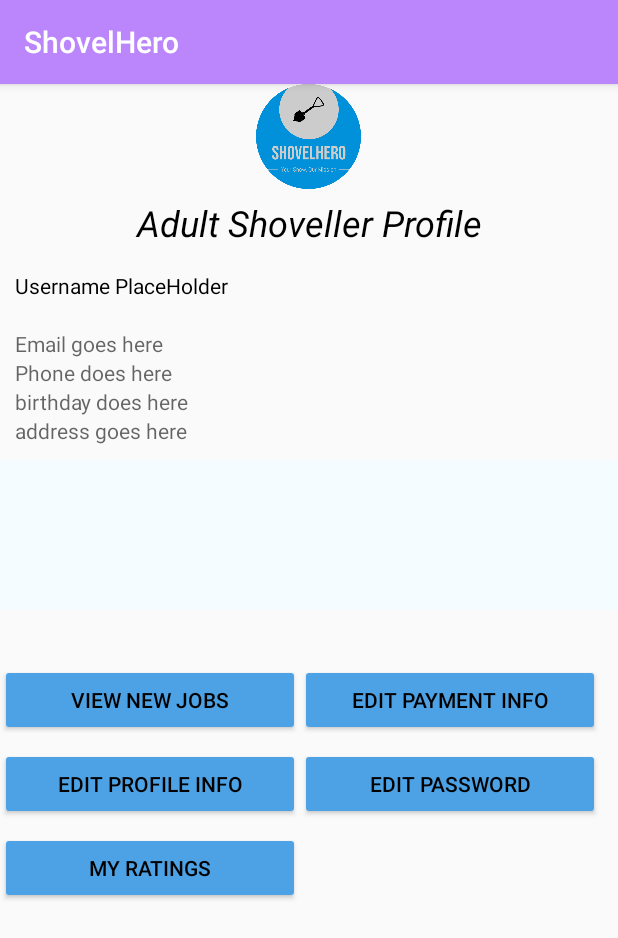
After one commit to nelsonle345/-comp313-00x-Team4-F24, an Android app built with Jetpack Compose: the AdultShovellerProfileActivity screen opened directly, with no data from a screen before it, on a phone screen of 412 x 824 dp. The commit adds this screen. Shown: the top 938 px of the screen. Run offline under Robolectric (Android 15) with nearby library versions, the phone set to English and light mode, and no system bars; our stand-ins replace Firebase (no records; nobody signed in at launch, a user with empty details on screens opened directly).

Commit message:
AdultShovellerProfile

```diff
--- a/app/build.gradle.kts
+++ b/app/build.gradle.kts
@@ -68,6 +68,7 @@ dependencies {
     implementation("androidx.navigation:navigation-fragment:2.8.3")
     implementation("androidx.navigation:navigation-ui:2.8.3")
     implementation("com.google.firebase:firebase-database:21.0.0")
+    implementation("androidx.activity:activity:1.9.3")
     testImplementation("junit:junit:4.13.2")
     androidTestImplementation("androidx.test.ext:junit:1.2.1")
     androidTestImplementation("androidx.test.espresso:espresso-core:3.6.1")
--- a/app/src/main/java/com/comp313sec401/group4/shovelhero/AdultShovellerProfile.java
+++ /dev/null
@@ -1,7 +0,0 @@
-package com.comp313sec401.group4.shovelhero;
-
-import androidx.appcompat.app.AppCompatActivity;
-
-public class AdultShovellerProfile extends AppCompatActivity {
-
-}
--- /dev/null
+++ b/app/src/main/java/com/comp313sec401/group4/shovelhero/AdultShovellerProfileActivity.java
@@ -0,0 +1,177 @@
+package com.comp313sec401.group4.shovelhero;
+
+import android.annotation.SuppressLint;
+import android.content.Intent;
+import android.os.Bundle;
+import android.util.Log;
+import android.widget.Button;
+import android.widget.TextView;
+import android.widget.Toast;
+
+import androidx.activity.EdgeToEdge;
+import androidx.annotation.NonNull;
+import androidx.appcompat.app.AppCompatActivity;
+import androidx.core.graphics.Insets;
+import androidx.core.view.ViewCompat;
+import androidx.core.view.WindowInsetsCompat;
+import androidx.recyclerview.widget.LinearLayoutManager;
+import androidx.recyclerview.widget.RecyclerView;
+
+import com.comp313sec401.group4.shovelhero.Adapters.ListApprovedWorkOrdersAdapter;
+import com.comp313sec401.group4.shovelhero.Models.User;
+import com.comp313sec401.group4.shovelhero.Models.WorkOrder;
+import com.google.firebase.database.DataSnapshot;
+import com.google.firebase.database.DatabaseError;
+import com.google.firebase.database.DatabaseReference;
+import com.google.firebase.database.FirebaseDatabase;
+import com.google.firebase.database.ValueEventListener;
+
+import java.util.ArrayList;
+import java.util.List;
+
+public class AdultShovellerProfileActivity extends AppCompatActivity {
+
+    private ListApprovedWorkOrdersAdapter adapter;
+    private List<WorkOrder> approvedWorkOrderList;
+
+    @Override
+    protected void onCreate(Bundle savedInstanceState) {
+        super.onCreate(savedInstanceState);
+        setContentView(R.layout.activity_adult_shoveller_profile);
+
+        DatabaseReference userTable = FirebaseDatabase.getInstance().getReference("users");
+
+        RecyclerView rvPendingWorkOrders = findViewById(R.id.rvPendingWorkOrders);
+        rvPendingWorkOrders.setLayoutManager(new LinearLayoutManager(this));
+        approvedWorkOrderList = new ArrayList<>();
+        adapter = new ListApprovedWorkOrdersAdapter(this, approvedWorkOrderList);
+
+        rvPendingWorkOrders.setAdapter(adapter);
+        fetchApprovedWorkOrdersFromFirebase();
+
+        // Get user intent passed from login page
+        int userId;
+        Intent intent = getIntent();
+        if (intent != null) {
+            Bundle extras = getIntent().getExtras();
+            if (extras != null) {
+                userId = extras.getInt("user_id");
+                Log.d("Debugging", "this is passed Id: " + userId);
+                if (userId != 0) {
+                    retrieveAdultProfile(userId, userTable);
+                }
+            } else {
+                userId = 0;
+            }
+        } else {
+            userId = 0;
+        }
+
+        Button btnViewJobs = findViewById(R.id.btnViewJobs);
+        btnViewJobs.setOnClickListener(view -> {
+            Intent intentViewYouthJobs = new Intent(AdultShovellerProfileActivity.this, ListOpenWorkOrder.class);
+            intentViewYouthJobs.putExtra("USER_ID", userId);
+            startActivity(intentViewYouthJobs);
+        });
+
+        Button btnManagePaymentInfo = findViewById(R.id.btnManagePaymentInfo);
+        btnManagePaymentInfo.setOnClickListener(view -> {
+            Toast.makeText(AdultShovellerProfileActivity.this, "Temp msg: Manage Payment activity under construction", Toast.LENGTH_SHORT).show();
+            Intent intentManageYouthPayment = new Intent(AdultShovellerProfileActivity.this, Manage_Payment.class);
+            intentManageYouthPayment.putExtra("USER_ID", userId);
+            startActivity(intentManageYouthPayment);
+        });
+
+        Button btnManageProfileInfo = findViewById(R.id.btnManageProfileInfo);
+        btnManageProfileInfo.setOnClickListener(view -> {
+            Toast.makeText(AdultShovellerProfileActivity.this, "Temp msg: Manage Adult activity under construction", Toast.LENGTH_SHORT).show();
+            Intent intentManageYouthProfile = new Intent(AdultShovellerProfileActivity.this, EditProfileInfo.class);
+            intentManageYouthProfile.putExtra("USER_ID", userId);
+            startActivity(intentManageYouthProfile);
+        });
+
+        Button btnEditPassword = findViewById(R.id.btnEditPassword);
+        btnEditPassword.setOnClickListener(view -> {
+            Intent intentEditPassword = new Intent(AdultShovellerProfileActivity.this, EditPassword.class);
+            intentEditPassword.putExtra("USER_ID", userId);
+            startActivity(intentEditPassword);
+        });
+    }
+
+    // to fetch approved workorder from firebase
+    private void fetchApprovedWorkOrdersFromFirebase() {
+
+        DatabaseReference databaseReference = FirebaseDatabase.getInstance().getReference("workOrders");
+
+        databaseReference.addValueEventListener(new ValueEventListener() {
+            @SuppressLint("NotifyDataSetChanged")
+            @Override
+            public void onDataChange(@NonNull DataSnapshot snapshot) {
+                approvedWorkOrderList.clear();
+                for (DataSnapshot dataSnapshot : snapshot.getChildren()) {
+                    WorkOrder order = dataSnapshot.getValue(WorkOrder.class);
+                    if (order != null && "approved".equalsIgnoreCase(order.getStatus())) {
+                        approvedWorkOrderList.add(order);
+                    }
+                }
+                adapter.notifyDataSetChanged();
+            }
+
+            @Override
+            public void onCancelled(@NonNull DatabaseError error) {
+                Log.e("FirebaseError", "Failed to read approved work orders", error.toException());
+                Toast.makeText(AdultShovellerProfileActivity.this, "Failed to load data.", Toast.LENGTH_SHORT).show();
+            }
+        });
+    }
+
+
+    private void retrieveAdultProfile(int userId, DatabaseReference ref){
+        ref.addListenerForSingleValueEvent(new ValueEventListener() {
+            @Override
+            public void onDataChange(@NonNull DataSnapshot snapshot) {
+                Log.d("Debugging", "Snapshot checking: " + snapshot);
+                for(DataSnapshot dataSnapshot : snapshot.getChildren()) {
+                    Log.d("Debugging", "User found: " + dataSnapshot);
+                    Integer dbUserId = dataSnapshot.child("userId").getValue(Integer.class);
+                    Log.d("Debugging", "User found: " + dbUserId + ", " + userId);
+
+                    if(dbUserId != null && dbUserId.equals(userId)) {
+
+                        User user =  dataSnapshot.getValue(User.class);
+                        if (user != null) {
+
+                            TextView usernameTV = findViewById(R.id.tvUsername);
+                            TextView firstNameTV = findViewById(R.id.tvFirstName);
+                            TextView lastNameTV = findViewById(R.id.tvLastname);
+                            TextView emailTV = findViewById(R.id.tvEmail);
+                            TextView phoneTV = findViewById(R.id.tvPhone);
+                            TextView birthdayTV = findViewById(R.id.tvBirthdate);
+                            TextView addressTV = findViewById(R.id.tvAddress);
+
+
+
+                            // display user profile info in TV profile box
+                            usernameTV.setText(String.format("Username: %s", user.getUserName()));
+                            firstNameTV.setText(String.format("First Name: %s", user.getFirstName()));
+                            lastNameTV.setText(String.format("Last Name: %s", user.getLastName()));
+                            emailTV.setText(String.format("Email: %s", user.getEmail()));
+                            phoneTV.setText(String.format("Phone Number: %s", user.getPhoneNumber()));
+                            birthdayTV.setText(String.format("Birthday: %s", user.getBirthDate()));
+                            addressTV.setText(String.format("Address: %s", user.getAddress()));
+                        } else {
+                            Log.d("Error", "User is empty");
+                        }
+                    }
+                    else {
+                        Log.d("Error", "User does not exist");
+                    }
+                }
+            }
+            @Override
+            public void onCancelled(@NonNull DatabaseError databaseError) {
+                //handle error
+            }
+        });
+    }
+}
--- a/app/src/main/java/com/comp313sec401/group4/shovelhero/MainActivity.java
+++ b/app/src/main/java/com/comp313sec401/group4/shovelhero/MainActivity.java
@@ -76,7 +76,7 @@ public class MainActivity extends AppCompatActivity {
                                                 break;
                                             }
                                             case "Adult Shoveler": {
-                                                Intent intent = new Intent(MainActivity.this, AdultShovellerProfile.class);
+                                                Intent intent = new Intent(MainActivity.this, AdultShovellerProfileActivity.class);
                                                 intent.putExtra("user_id", user.getUserId());
                                                 startActivity(intent);
                                                 break;
--- /dev/null
+++ b/app/src/main/res/layout/activity_adult_shoveller_profile.xml
@@ -0,0 +1,204 @@
+<?xml version="1.0" encoding="utf-8"?>
+<LinearLayout xmlns:android="http://schemas.android.com/apk/res/android"
+    xmlns:app="http://schemas.android.com/apk/res-auto"
+    xmlns:tools="http://schemas.android.com/tools"
+    android:layout_width="match_parent"
+    android:layout_height="match_parent"
+    android:orientation="vertical"
+    tools:context=".AdultShovellerProfileActivity">
+
+    <ImageView
+        android:layout_width="70dp"
+        android:layout_height="70dp"
+        android:layout_gravity="center"
+        android:src="@drawable/logo_color"
+        android:contentDescription="Shovel Hero Logo"
+        android:layout_marginBottom="6dp"/>
+
+    <TextView
+        android:layout_width="match_parent"
+        android:layout_height="wrap_content"
+        android:gravity="center"
+        android:text="Adult Shoveller Profile"
+        android:textSize="24sp"
+        android:textStyle="italic"
+        android:layout_marginBottom="6dp"
+        android:textColor="@color/black"/>
+
+    <LinearLayout
+        android:layout_width="match_parent"
+        android:layout_height="wrap_content"
+        android:orientation="horizontal">
+
+
+        <LinearLayout
+            android:layout_width="389dp"
+            android:layout_height="wrap_content"
+            android:layout_margin="10dp"
+            android:orientation="vertical">
+
+            <TextView
+                android:id="@+id/tvUsername"
+                android:layout_width="match_parent"
+                android:layout_height="wrap_content"
+                android:layout_gravity="left"
+                android:text="Username PlaceHolder"
+                android:textColor="@color/black" />
+
+            <LinearLayout
+                android:layout_width="wrap_content"
+                android:layout_height="wrap_content"
+                android:layout_gravity="left"
+                android:orientation="horizontal">
+
+                <TextView
+                    android:id="@+id/tvFirstName"
+                    android:layout_width="wrap_content"
+                    android:layout_height="wrap_content"
+                    android:layout_gravity="left"
+                    android:textColor="@color/black" />
+
+                <TextView
+                    android:id="@+id/tvLastname"
+                    android:layout_width="wrap_content"
+                    android:layout_height="wrap_content"
+                    android:layout_gravity="left"
+                    android:textColor="@color/black" />
+
+            </LinearLayout>
+
+            <TextView
+                android:id="@+id/tvEmail"
+                android:layout_width="match_parent"
+                android:layout_height="wrap_content"
+                android:layout_gravity="left"
+                android:hint="Email goes here"
+                android:textColor="@color/black"
+                tools:ignore="HardcodedText"/>
+
+            <TextView
+                android:id="@+id/tvPhone"
+                android:layout_width="match_parent"
+                android:layout_height="wrap_content"
+                android:layout_gravity="left"
+                android:hint="Phone does here"
+                android:textColor="@color/black"
+                tools:ignore="HardcodedText"/>
+
+            <TextView
+                android:id="@+id/tvBirthdate"
+                android:layout_width="match_parent"
+                android:layout_height="wrap_content"
+                android:layout_gravity="left"
+                android:hint="birthday does here"
+                android:textColor="@color/black"
+                tools:ignore="HardcodedText" />
+
+            <TextView
+                android:id="@+id/tvAddress"
+                android:layout_width="match_parent"
+                android:layout_height="wrap_content"
+                android:layout_gravity="left"
+                android:hint="address goes here"
+                android:text=""
+                android:textColor="@color/black"
+                tools:ignore="HardcodedText" />
+
+
+        </LinearLayout>
+
+    </LinearLayout>
+
+    <ScrollView
+        android:layout_width="match_parent"
+        android:layout_height="100dp"
+        android:background="#F5FCFF">
+
+        <androidx.recyclerview.widget.RecyclerView
+            android:id="@+id/rvPendingWorkOrders"
+            android:layout_width="match_parent"
+            android:layout_height="wrap_content"
+            android:orientation="vertical"
+            app:layoutManager="androidx.recyclerview.widget.LinearLayoutManager"
+            app:layout_constraintBottom_toBottomOf="parent"
+            app:layout_constraintStart_toStartOf="parent"
+            app:layout_constraintEnd_toEndOf="parent"
+            android:scrollbars="vertical" />
+
+    </ScrollView>
+
+    <LinearLayout
+        android:layout_width="match_parent"
+        android:layout_height="230dp"
+        android:layout_marginTop="5dp"
+        android:gravity="center"
+        android:orientation="vertical">
+
+        <LinearLayout
+            android:layout_width="match_parent"
+            android:layout_height="wrap_content"
+            android:orientation="horizontal">
+
+            <Button
+                android:id="@+id/btnViewJobs"
+                android:layout_width="200dp"
+                android:layout_height="wrap_content"
+                android:layout_marginBottom="8dp"
+                android:backgroundTint="@color/blue"
+                android:text="View New Jobs"
+                android:textColor="@color/black" />
+
+            <Button
+                android:id="@+id/btnManagePaymentInfo"
+                android:layout_width="200dp"
+                android:layout_height="wrap_content"
+                android:layout_marginBottom="8dp"
+                android:backgroundTint="@color/blue"
+                android:text="Edit Payment Info"
+                android:textColor="@color/black" />
+
+        </LinearLayout>
+
+        <LinearLayout
+            android:layout_width="match_parent"
+            android:layout_height="wrap_content"
+            android:orientation="horizontal">
+
+            <Button
+                android:id="@+id/btnManageProfileInfo"
+                android:layout_width="200dp"
+                android:layout_height="wrap_content"
+                android:layout_marginBottom="8dp"
+                android:backgroundTint="@color/blue"
+                android:text="Edit Profile Info"
+                android:textColor="@color/black" />
+
+            <Button
+                android:id="@+id/btnEditPassword"
+                android:layout_width="200dp"
+                android:layout_height="wrap_content"
+                android:layout_marginBottom="8dp"
+                android:backgroundTint="@color/blue"
+                android:text="Edit Password"
+                android:textColor="@color/black" />
+
+        </LinearLayout>
+
+        <LinearLayout
+            android:layout_width="match_parent"
+            android:layout_height="wrap_content"
+            android:orientation="horizontal">
+
+            <Button
+                android:id="@+id/btnViewRatings"
+                android:layout_width="200dp"
+                android:layout_height="wrap_content"
+                android:layout_marginBottom="8dp"
+                android:backgroundTint="@color/blue"
+                android:text="My Ratings"
+                android:textColor="@color/black" />
+
+        </LinearLayout>
+    </LinearLayout>
+
+</LinearLayout>
```
Also changed, not shown: app/src/main/AndroidManifest.xml (+11 -7 lines).
